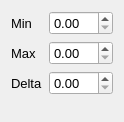
Above: src/gui/keywordwidgets/vec3double.ui from disorderedmaterials/dissolve before the change. Below: the same form after it.
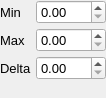
That is the form after the change. Custom widgets are drawn as their Qt base class.

Commit message: Tweak borders and spacing.

```diff
--- a/src/gui/keywordwidgets/vec3double.ui
+++ b/src/gui/keywordwidgets/vec3double.ui
@@ -6,8 +6,8 @@
    <rect>
     <x>0</x>
     <y>0</y>
-    <width>124</width>
-    <height>122</height>
+    <width>106</width>
+    <height>98</height>
    </rect>
   </property>
   <property name="font">
@@ -19,6 +19,21 @@
    <string>Form</string>
   </property>
   <layout class="QGridLayout" name="gridLayout">
+   <property name="leftMargin">
+    <number>0</number>
+   </property>
+   <property name="topMargin">
+    <number>0</number>
+   </property>
+   <property name="rightMargin">
+    <number>0</number>
+   </property>
+   <property name="bottomMargin">
+    <number>0</number>
+   </property>
+   <property name="spacing">
+    <number>4</number>
+   </property>
    <item row="5" column="1">
     <layout class="QFormLayout" name="formLayout">
      <item row="0" column="0">
```
The commit also changes 2 other files.
